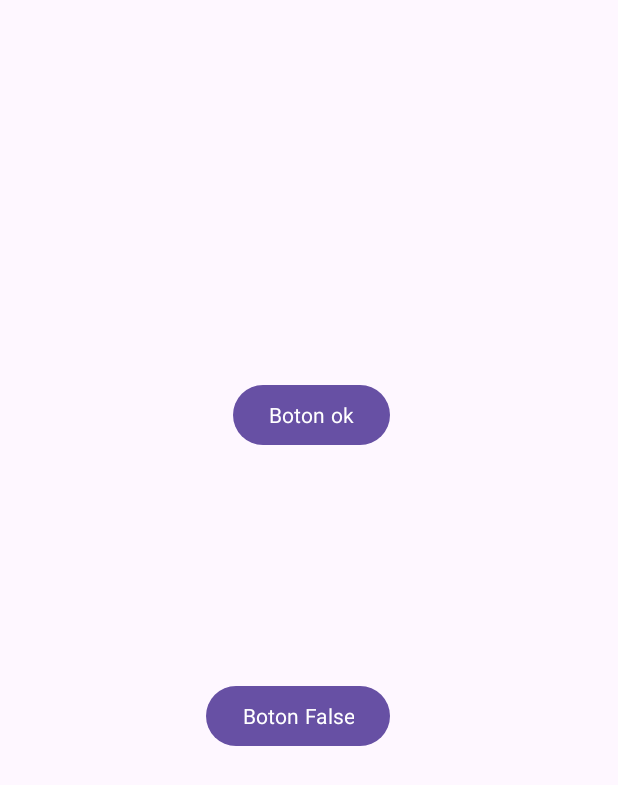
After one commit to XaviPaez/Dispositivos_Moviles_Clases_xp, an Android app: the ResultActivity screen opened directly, with no data from a screen before it, on a phone screen of 412 x 824 dp. The commit adds this screen. Shown: the top 785 px of the screen. Run offline under Robolectric (Android 15) with nearby library versions, the light colour scheme and no system bars; Roboto replaces fonts that are not available here.

Commit message:
Clase del 17 de julio

```diff
--- a/app/build.gradle
+++ b/app/build.gradle
@@ -66,4 +66,5 @@ dependencies {
 
     implementation("androidx.datastore:datastore-preferences:1.0.0")
 
+
 }
--- a/app/src/main/AndroidManifest.xml
+++ b/app/src/main/AndroidManifest.xml
@@ -7,7 +7,6 @@
 
     <application
         android:name=".ui.fragments.utilities.DispositivosMoviles"
-        android:usesCleartextTraffic="true"
         android:allowBackup="true"
         android:dataExtractionRules="@xml/data_extraction_rules"
         android:fullBackupContent="@xml/backup_rules"
@@ -16,7 +15,11 @@
         android:roundIcon="@mipmap/ic_launcher_round"
         android:supportsRtl="true"
         android:theme="@style/Theme.DispositivosMoviles"
+        android:usesCleartextTraffic="true"
         tools:targetApi="31">
+        <activity
+            android:name=".ui.activities.ResultActivity"
+            android:exported="false" />
         <activity
             android:name=".ui.activities.DetailsMarvel"
             android:exported="false" />
--- /dev/null
+++ b/app/src/main/java/com/example/dispositivosmoviles/ui/activities/ResultActivity.kt
@@ -0,0 +1,34 @@
+package com.example.dispositivosmoviles.ui.activities
+
+import android.content.Intent
+import androidx.appcompat.app.AppCompatActivity
+import android.os.Bundle
+import com.example.dispositivosmoviles.R
+import com.example.dispositivosmoviles.databinding.ActivityResultBinding
+
+class ResultActivity : AppCompatActivity() {
+
+    private lateinit var  binding: ActivityResultBinding
+
+    override fun onCreate(savedInstanceState: Bundle?) {
+        super.onCreate(savedInstanceState)
+        binding = ActivityResultBinding.inflate(layoutInflater)
+        setContentView(binding.root)
+
+    }
+
+    override fun onStart() {
+        super.onStart()
+
+        binding.btnResultOk.setOnClickListener {
+
+            setResult(RESULT_OK)
+            finish()
+        }
+
+        binding.btnResultFalse.setOnClickListener {
+            setResult(RESULT_CANCELED)
+            finish()
+        }
+    }
+}
--- /dev/null
+++ b/app/src/main/res/layout/activity_result.xml
@@ -0,0 +1,36 @@
+<?xml version="1.0" encoding="utf-8"?>
+<androidx.constraintlayout.widget.ConstraintLayout xmlns:android="http://schemas.android.com/apk/res/android"
+    xmlns:app="http://schemas.android.com/apk/res-auto"
+    xmlns:tools="http://schemas.android.com/tools"
+    android:layout_width="match_parent"
+    android:layout_height="match_parent"
+    tools:context=".ui.activities.ResultActivity">
+
+    <Button
+        android:id="@+id/btnResultOk"
+        android:layout_width="wrap_content"
+        android:layout_height="wrap_content"
+        android:layout_marginStart="155dp"
+        android:layout_marginTop="246dp"
+        android:layout_marginEnd="152dp"
+        android:layout_marginBottom="73dp"
+        android:text="Boton ok"
+        app:layout_constraintBottom_toTopOf="@+id/btnResultFalse"
+        app:layout_constraintEnd_toEndOf="parent"
+        app:layout_constraintStart_toStartOf="parent"
+        app:layout_constraintTop_toTopOf="parent" />
+
+    <Button
+        android:id="@+id/btnResultFalse"
+        android:layout_width="wrap_content"
+        android:layout_height="wrap_content"
+        android:layout_marginStart="137dp"
+        android:layout_marginTop="73dp"
+        android:layout_marginEnd="152dp"
+        android:layout_marginBottom="316dp"
+        android:text="Boton False"
+        app:layout_constraintBottom_toBottomOf="parent"
+        app:layout_constraintEnd_toEndOf="parent"
+        app:layout_constraintStart_toStartOf="parent"
+        app:layout_constraintTop_toBottomOf="@+id/btnResultOk" />
+</androidx.constraintlayout.widget.ConstraintLayout>
```
Also changed, not shown: app/src/main/java/com/example/dispositivosmoviles/ui/activities/MainActivity.kt (+42 -0 lines).
